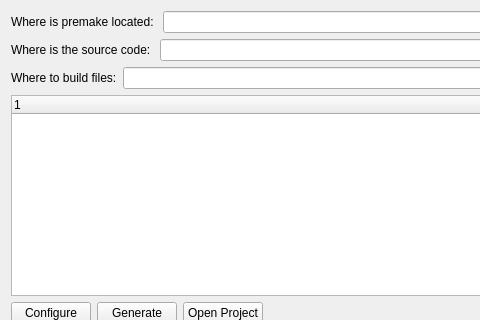
Nyarstot/premake-gui, file res/ui/main_widget.ui: the form before one commit; both pictures show x 0 to 480 and y 0 to 320 of the 934 by 541 pixel window.
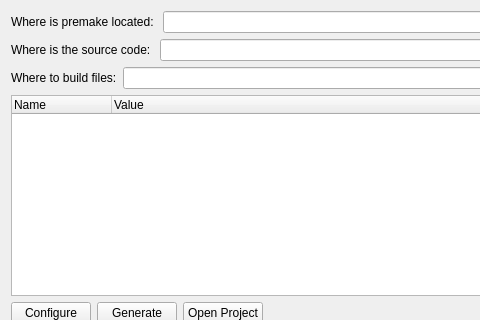
The form after the commit.

Commit message: add group parsing

Diff of the .ui file:
```diff
--- a/res/ui/main_widget.ui
+++ b/res/ui/main_widget.ui
@@ -79,9 +79,20 @@
    </item>
    <item>
     <widget class="QTreeWidget" name="premake_tree">
+     <property name="rootIsDecorated">
+      <bool>true</bool>
+     </property>
+     <property name="headerHidden">
+      <bool>false</bool>
+     </property>
      <column>
       <property name="text">
-       <string notr="true">1</string>
+       <string>Name</string>
+      </property>
+     </column>
+     <column>
+      <property name="text">
+       <string>Value</string>
       </property>
      </column>
     </widget>
```
The commit also changes 2 other files.
